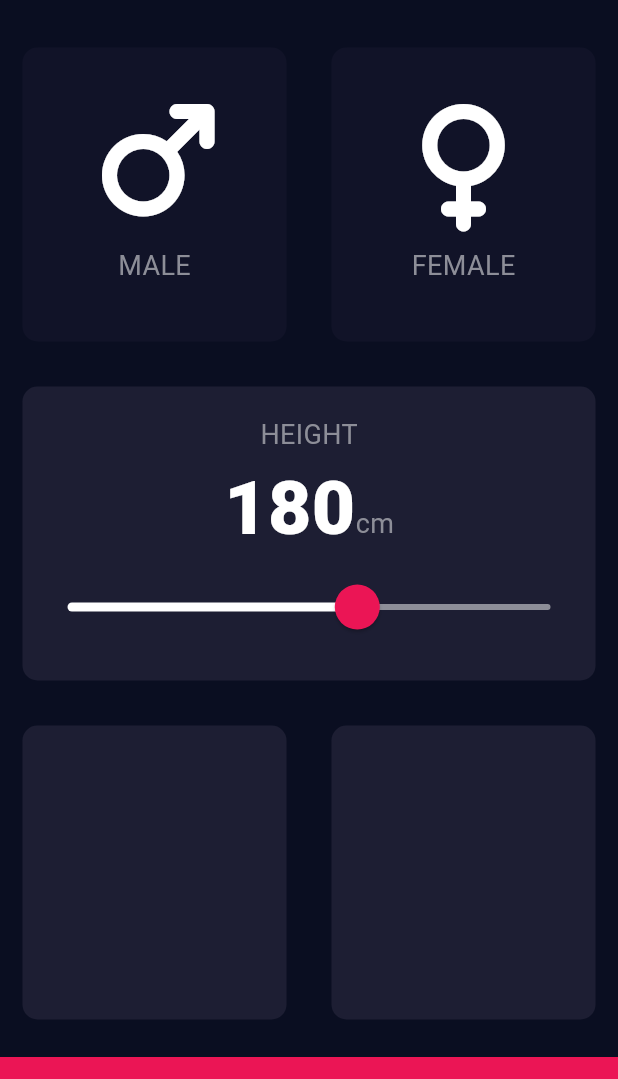
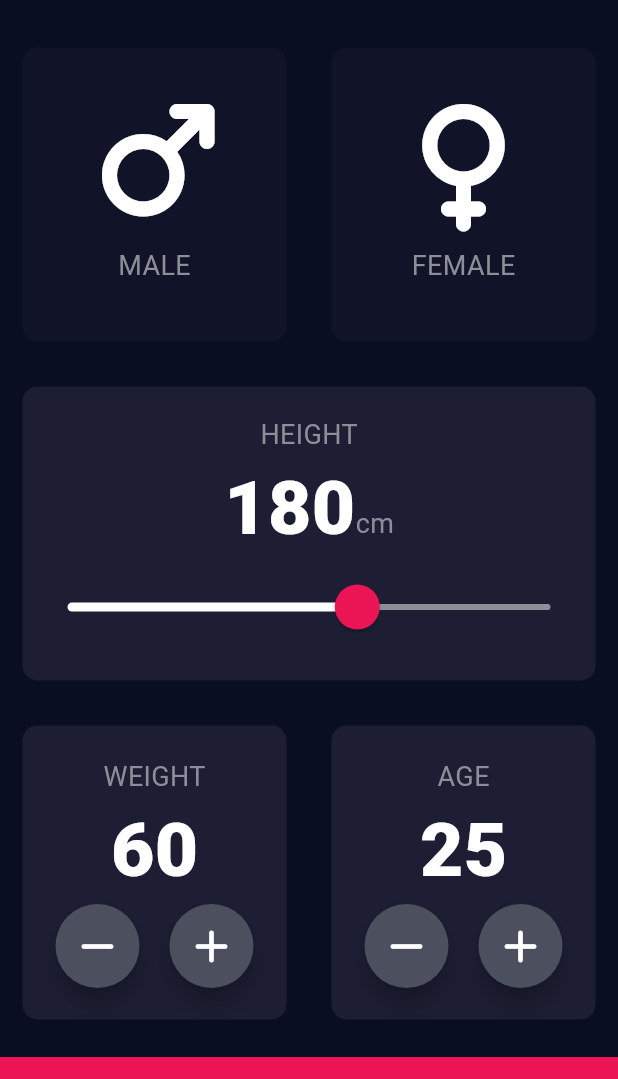
Before and after one commit to PradermN/BMI-Calculator, a Flutter app: the screen it shows after launch, on a phone screen of 412 x 824 dp, the part 59-1138 px from its top. Run offline on Flutter 3.47's test engine with Material 3 defaults, Android fonts, the phone set to English and light mode, and no system bars; our stand-ins replace font_awesome_flutter.

Commit message:
Create own RoundIconButton widget

```diff
--- a/lib/input_page.dart
+++ b/lib/input_page.dart
@@ -15,6 +15,8 @@ class InputPage extends StatefulWidget {
 class InputPageState extends State<InputPage> {
   Gender? selectedGender;
   int height = 180;
+  int weight = 60;
+  int age = 25;
 
   @override
   Widget build(BuildContext context) {
@@ -85,10 +87,12 @@ class InputPageState extends State<InputPage> {
                       activeTrackColor: Colors.white,
                       inactiveTrackColor: Color(0xFF8D8E98),
                       overlayColor: Color(0x29EB1555),
-                      thumbShape:
-                          RoundSliderThumbShape(enabledThumbRadius: 15.0),
-                      overlayShape:
-                          RoundSliderOverlayShape(overlayRadius: 30.0),
+                      thumbShape: RoundSliderThumbShape(
+                        enabledThumbRadius: 15.0,
+                      ),
+                      overlayShape: RoundSliderOverlayShape(
+                        overlayRadius: 30.0,
+                      ),
                     ),
                     child: Slider(
                       value: height.toDouble(),
@@ -100,7 +104,7 @@ class InputPageState extends State<InputPage> {
                         });
                       },
                     ),
-                  )
+                  ),
                 ],
               ),
             ),
@@ -108,8 +112,74 @@ class InputPageState extends State<InputPage> {
           Expanded(
             child: Row(
               children: [
-                Expanded(child: ReusableCard(color: kactiveCardColor)),
-                Expanded(child: ReusableCard(color: kactiveCardColor)),
+                Expanded(
+                  child: ReusableCard(
+                    color: kactiveCardColor,
+                    cardChild: Column(
+                      mainAxisAlignment: MainAxisAlignment.center,
+                      children: [
+                        Text('WEIGHT', style: klabelTextStyle),
+                        Text(weight.toString(), style: knumberTextStyle),
+                        Row(
+                          mainAxisAlignment: MainAxisAlignment.center,
+                          children: [
+                            RoundIconButton(
+                              icon: FontAwesomeIcons.minus,
+                              onPressed: () {
+                                setState(() {
+                                  if (weight > 0) weight--;
+                                });
+                              },
+                            ),
+                            SizedBox(width: 20.0),
+                            RoundIconButton(
+                              icon: FontAwesomeIcons.plus,
+                              onPressed: () {
+                                setState(() {
+                                  weight++;
+                                });
+                              },
+                            ),
+                          ],
+                        ),
+                      ],
+                    ),
+                  ),
+                ),
+                Expanded(
+                  child: ReusableCard(
+                    color: kactiveCardColor,
+                    cardChild: Column(
+                      mainAxisAlignment: MainAxisAlignment.center,
+                      children: [
+                        Text('AGE', style: klabelTextStyle),
+                        Text(age.toString(), style: knumberTextStyle),
+                        Row(
+                          mainAxisAlignment: MainAxisAlignment.center,
+                          children: [
+                            RoundIconButton(
+                              icon: FontAwesomeIcons.minus,
+                              onPressed: () {
+                                setState(() {
+                                  if (age > 0) age--;
+                                });
+                              },
+                            ),
+                            SizedBox(width: 20.0),
+                            RoundIconButton(
+                              icon: FontAwesomeIcons.plus,
+                              onPressed: () {
+                                setState(() {
+                                  age++;
+                                });
+                              },
+                            ),
+                          ],
+                        ),
+                      ],
+                    ),
+                  ),
+                ),
               ],
             ),
           ),
@@ -124,3 +194,26 @@ class InputPageState extends State<InputPage> {
     );
   }
 }
+
+class RoundIconButton extends StatelessWidget {
+  final IconData? icon;
+  final VoidCallback? onPressed;
+
+  const RoundIconButton({
+    super.key,
+    required this.icon,
+    required this.onPressed,
+  });
+
+  @override
+  Widget build(BuildContext context) {
+    return RawMaterialButton(
+      onPressed: onPressed,
+      elevation: 6.0,
+      fillColor: Color(0xFF4C4F5E),
+      shape: CircleBorder(),
+      constraints: BoxConstraints.tightFor(width: 56.0, height: 56.0),
+      child: Icon(icon, color: Colors.white),
+    );
+  }
+}
```
